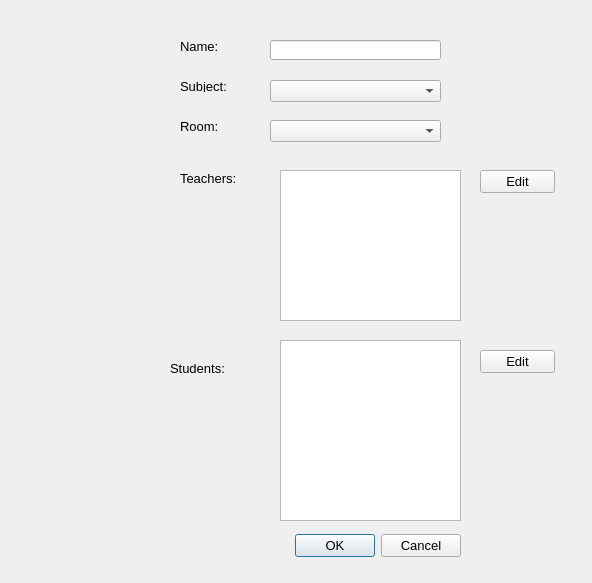
This is editclassdialog.ui in thenewcoder/school-administration-system as Qt 5 draws it before an edit. The edited form follows.
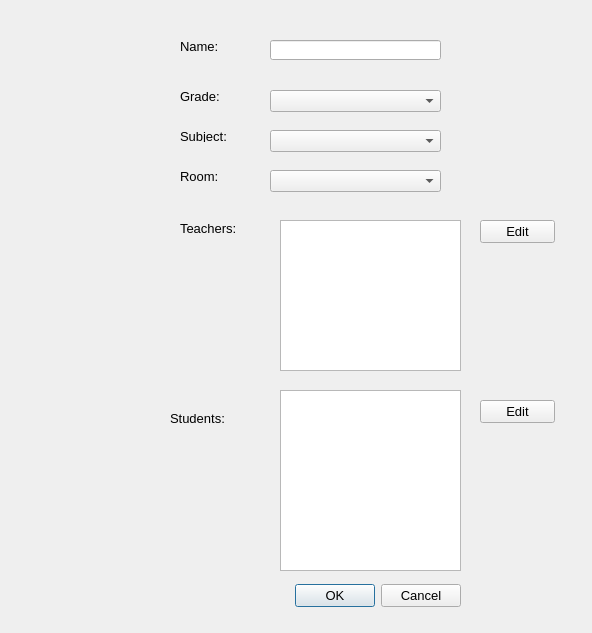
This is the edited form.

Commit message: Inserted a grade column for the class_summary form.

Patch:
```diff
--- a/editclassdialog.ui
+++ b/editclassdialog.ui
@@ -7,7 +7,7 @@
     <x>0</x>
     <y>0</y>
     <width>592</width>
-    <height>583</height>
+    <height>633</height>
    </rect>
   </property>
   <property name="font">
@@ -22,7 +22,7 @@
    <property name="geometry">
     <rect>
      <x>120</x>
-     <y>530</y>
+     <y>580</y>
      <width>341</width>
      <height>32</height>
     </rect>
@@ -56,7 +56,7 @@
    <property name="geometry">
     <rect>
      <x>180</x>
-     <y>120</y>
+     <y>170</y>
      <width>54</width>
      <height>12</height>
     </rect>
@@ -69,7 +69,7 @@
    <property name="geometry">
     <rect>
      <x>180</x>
-     <y>170</y>
+     <y>220</y>
      <width>61</width>
      <height>16</height>
     </rect>
@@ -82,7 +82,7 @@
    <property name="geometry">
     <rect>
      <x>170</x>
-     <y>360</y>
+     <y>410</y>
      <width>61</width>
      <height>16</height>
     </rect>
@@ -105,7 +105,7 @@
    <property name="geometry">
     <rect>
      <x>280</x>
-     <y>170</y>
+     <y>220</y>
      <width>181</width>
      <height>151</height>
     </rect>
@@ -118,7 +118,7 @@
    <property name="geometry">
     <rect>
      <x>280</x>
-     <y>340</y>
+     <y>390</y>
      <width>181</width>
      <height>181</height>
     </rect>
@@ -131,7 +131,7 @@
    <property name="geometry">
     <rect>
      <x>480</x>
-     <y>170</y>
+     <y>220</y>
      <width>75</width>
      <height>23</height>
     </rect>
@@ -144,7 +144,7 @@
    <property name="geometry">
     <rect>
      <x>480</x>
-     <y>350</y>
+     <y>400</y>
      <width>75</width>
      <height>23</height>
     </rect>
@@ -157,7 +157,7 @@
    <property name="geometry">
     <rect>
      <x>180</x>
-     <y>80</y>
+     <y>130</y>
      <width>54</width>
      <height>12</height>
     </rect>
@@ -170,7 +170,7 @@
    <property name="geometry">
     <rect>
      <x>270</x>
-     <y>80</y>
+     <y>130</y>
      <width>171</width>
      <height>22</height>
     </rect>
@@ -180,7 +180,30 @@
    <property name="geometry">
     <rect>
      <x>270</x>
-     <y>120</y>
+     <y>170</y>
+     <width>171</width>
+     <height>22</height>
+    </rect>
+   </property>
+  </widget>
+  <widget class="QLabel" name="label_6">
+   <property name="geometry">
+    <rect>
+     <x>180</x>
+     <y>90</y>
+     <width>54</width>
+     <height>12</height>
+    </rect>
+   </property>
+   <property name="text">
+    <string>Grade:</string>
+   </property>
+  </widget>
+  <widget class="QComboBox" name="cbGrades">
+   <property name="geometry">
+    <rect>
+     <x>270</x>
+     <y>90</y>
      <width>171</width>
      <height>22</height>
     </rect>
```
The commit also changes 6 other files.
